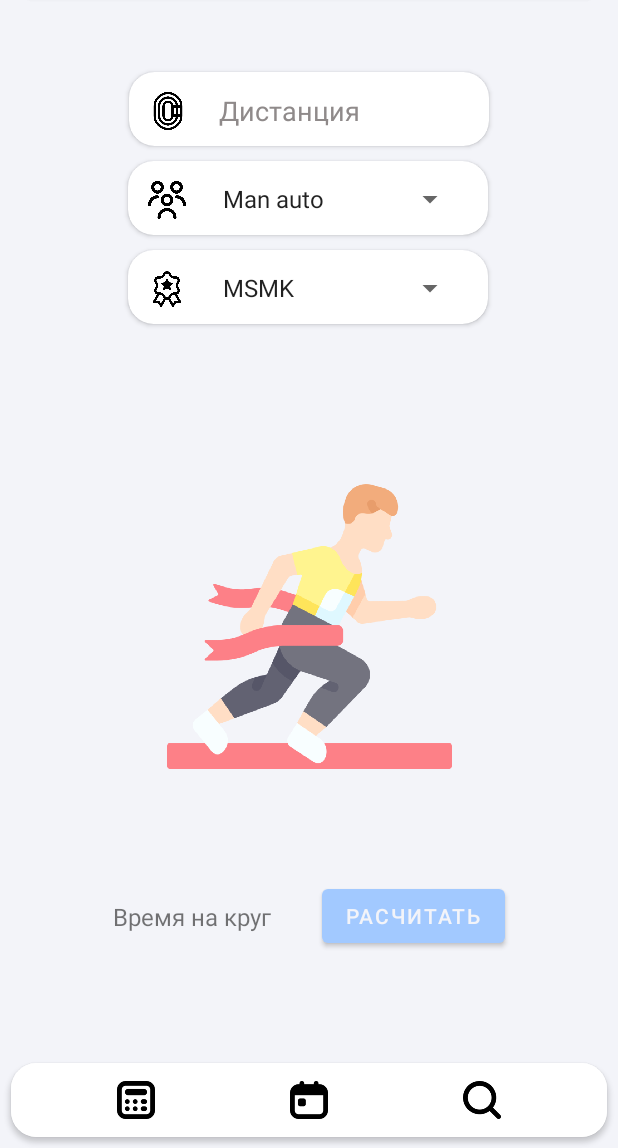
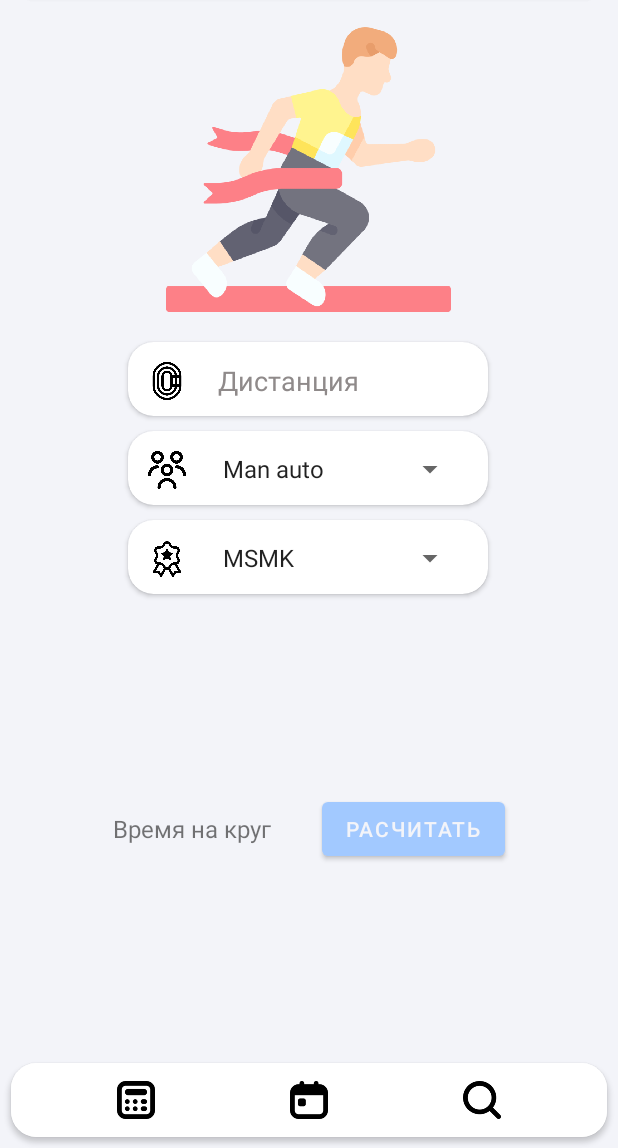
Before and after one commit to For1xs/MainProjectYourResults, an Android app: the CalculateTimePage4 screen opened directly, with no data from a screen before it, on a phone screen of 412 x 824 dp, the part 88-1236 px from its top. Run offline under Robolectric (Android 15) with nearby library versions, the phone set to English and light mode, and no system bars; our stand-ins replace Firebase (no records; nobody signed in at launch, a user with empty details on screens opened directly).

Commit message:
remake images

```diff
--- a/app/src/main/res/layout/activity_calculate_time_page4.xml
+++ b/app/src/main/res/layout/activity_calculate_time_page4.xml
@@ -15,7 +15,7 @@
         android:text="@string/calculate"
         app:layout_constraintBottom_toTopOf="@+id/cardView2"
         app:layout_constraintEnd_toEndOf="parent"
-        app:layout_constraintTop_toBottomOf="@+id/imageView14" />
+        app:layout_constraintTop_toBottomOf="@+id/cardView7" />
 
     <TextView
         android:id="@+id/timeToRoundTextViewPage4"
@@ -26,7 +26,7 @@
         android:textSize="16sp"
         app:layout_constraintBottom_toTopOf="@+id/cardView2"
         app:layout_constraintStart_toStartOf="parent"
-        app:layout_constraintTop_toBottomOf="@+id/imageView14" />
+        app:layout_constraintTop_toBottomOf="@+id/cardView7" />
 
     <androidx.cardview.widget.CardView
         android:id="@+id/cardView10"
@@ -83,11 +83,12 @@
         android:id="@+id/cardView5"
         android:layout_width="240dp"
         android:layout_height="49dp"
-        android:layout_marginTop="50dp"
+        android:layout_marginTop="20dp"
         app:cardCornerRadius="17dp"
         app:layout_constraintEnd_toEndOf="parent"
+        app:layout_constraintHorizontal_bias="0.497"
         app:layout_constraintStart_toStartOf="parent"
-        app:layout_constraintTop_toBottomOf="@+id/cardView">
+        app:layout_constraintTop_toBottomOf="@+id/imageView14">
 
         <EditText
             android:id="@+id/editTextDistance"
@@ -259,12 +260,12 @@
         android:id="@+id/imageView14"
         android:layout_width="190dp"
         android:layout_height="190dp"
+        android:layout_marginTop="20dp"
         android:src="@drawable/layoutimg_2"
-        android:layout_marginTop="-90dp"
-        app:layout_constraintBottom_toTopOf="@+id/cardView2"
         app:layout_constraintEnd_toEndOf="parent"
+        app:layout_constraintHorizontal_bias="0.497"
         app:layout_constraintStart_toStartOf="parent"
-        app:layout_constraintTop_toBottomOf="@+id/cardView7"
+        app:layout_constraintTop_toBottomOf="@+id/cardView10"
         tools:srcCompat="@tools:sample/avatars" />
 
 </androidx.constraintlayout.widget.ConstraintLayout>
```
Also changed, not shown: app/src/main/res/layout/activity_time_to_category_page2.xml (+7 -6 lines), app/src/main/res/layout/activity_your_category_page3.xml (+8 -7 lines).
